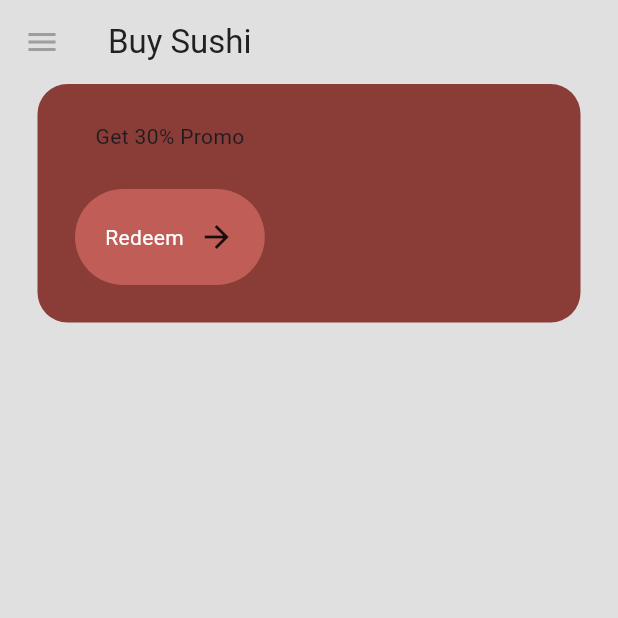
After one commit to mauriceprosper/buy_sushi, a Flutter app: the MenuPage screen opened by its route, on a phone screen of 412 x 824 dp, the top half of it. The commit adds this screen. Run offline on Flutter 3.47's test engine with Material 3 defaults, Android fonts, the phone set to English and light mode, and no system bars; our stand-ins replace google_fonts.

Commit message:
started the menu page

```diff
--- a/lib/components/button.dart
+++ b/lib/components/button.dart
@@ -2,14 +2,18 @@ import 'package:flutter/material.dart';
 
 class MyButton extends StatelessWidget {
   final String text;
+  final void Function()? onTap;
   const MyButton({
     super.key,
-    required this.text
+    required this.text,
+    required this.onTap,
     });
 
   @override
   Widget build(BuildContext context) {
-    return Container(
+    return GestureDetector(
+      onTap: onTap,
+      child: Container(
         decoration: BoxDecoration(
           color: const Color.fromARGB(255, 192, 93, 86),
           borderRadius: BorderRadius.circular(40),),
@@ -26,6 +30,7 @@ class MyButton extends StatelessWidget {
             Icon(Icons.arrow_forward),
           ],
         ),
+      ),
     );
   }
 }
--- /dev/null
+++ b/lib/pages/menu_page.dart
@@ -0,0 +1,58 @@
+import 'package:buy_sushi/components/button.dart';
+import 'package:buy_sushi/themes/colors.dart';
+import 'package:flutter/material.dart';
+
+class MenuPage extends StatelessWidget {
+  const MenuPage({super.key});
+
+  @override
+  Widget build(BuildContext context) {
+    return Scaffold(
+      backgroundColor: Colors.grey[300],
+      appBar: AppBar(
+        backgroundColor: Colors.transparent,
+        elevation: 0,
+        leading: const Icon(
+          Icons.menu,
+          color: Colors.grey,
+        ),
+        title: Text("Buy Sushi",
+        style: TextStyle(
+          color: Colors.grey[900]
+        ),),
+      ),
+      body: Column(
+        children: [
+          //promo banner
+          Container(
+            decoration: BoxDecoration(
+              color: primaryColor,
+              borderRadius: BorderRadius.circular(20)),
+            margin: const EdgeInsets.symmetric(horizontal: 25),
+            padding: const EdgeInsets.all(25),
+            child: Row(children: [
+              Column(
+                children: [
+                  //promo message
+              Text("Get 30% Promo"),
+
+              const SizedBox(height: 25,),
+
+              // redeem button
+              MyButton(text: "Redeem", onTap: (){})
+                ],
+              )
+
+            ],),
+          )
+
+          //search bar
+
+          //menu list
+
+          //popular feeds
+        ],
+      ),
+    );
+  }
+}
--- /dev/null
+++ b/lib/themes/colors.dart
@@ -0,0 +1,3 @@
+import 'package:flutter/material.dart';
+
+var primaryColor = const Color.fromARGB(255, 138, 60, 55);
```
Also changed, not shown: lib/main.dart (+11 -96 lines), lib/pages/intro_page.dart (+7 -2 lines). Lines whose indentation alone changed are shown as unchanged.
